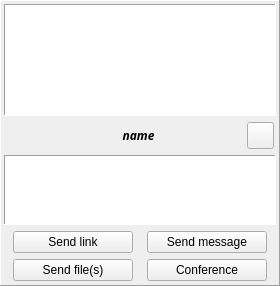
Homer-Conferencing/Homer-Conferencing, file Homer/forms/Widgets/MessageWidget.ui: the form before one commit.
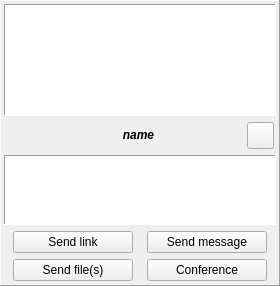
The form after the commit. Icons and pictures are not drawn. Custom widgets are drawn as their Qt base class.

Patch:
```diff
--- a/Homer/forms/Widgets/MessageWidget.ui
+++ b/Homer/forms/Widgets/MessageWidget.ui
@@ -186,7 +186,6 @@
           </property>
           <property name="font">
            <font>
-            <family>Sans Serif</family>
             <weight>75</weight>
             <italic>true</italic>
             <bold>true</bold>
```
